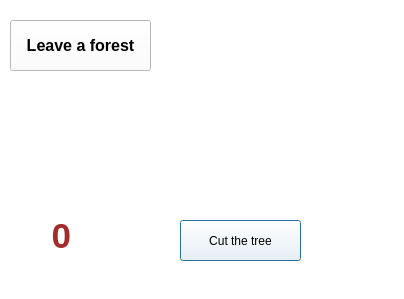
The window that forest.ui (Makxior/QTGame) describes before a commit, drawn with Qt 5.
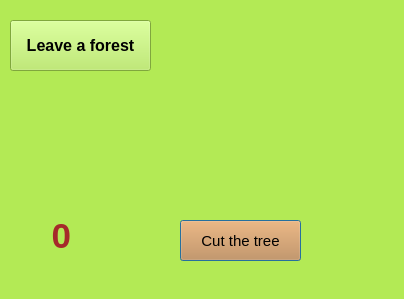
The same window after the commit. Icons and pictures are not drawn.

```diff
--- a/forest.ui
+++ b/forest.ui
@@ -13,8 +13,11 @@
   <property name="windowTitle">
    <string>Forest</string>
   </property>
+  <property name="autoFillBackground">
+   <bool>false</bool>
+  </property>
   <property name="styleSheet">
-   <string notr="true">background-color:rgb(255,255,255)</string>
+   <string notr="true">background-color: rgb(179,234,85)</string>
   </property>
   <widget class="QLabel" name="tree">
    <property name="geometry">
@@ -43,12 +46,29 @@
    </property>
    <property name="font">
     <font>
-     <pointsize>9</pointsize>
+     <pointsize>11</pointsize>
     </font>
    </property>
+   <property name="autoFillBackground">
+    <bool>false</bool>
+   </property>
+   <property name="styleSheet">
+    <string notr="true">background-color:rgb(205,133,63);
+
+</string>
+   </property>
    <property name="text">
     <string>Cut the tree</string>
    </property>
+   <property name="autoDefault">
+    <bool>true</bool>
+   </property>
+   <property name="default">
+    <bool>true</bool>
+   </property>
+   <property name="flat">
+    <bool>false</bool>
+   </property>
   </widget>
   <widget class="QPushButton" name="exit">
    <property name="geometry">
@@ -165,9 +185,9 @@
    <property name="geometry">
     <rect>
      <x>80</x>
-     <y>210</y>
-     <width>42</width>
-     <height>56</height>
+     <y>215</y>
+     <width>31</width>
+     <height>41</height>
     </rect>
    </property>
    <property name="text">
```
Left out of the diff: 2 changed lines with no effect on the pictures.
